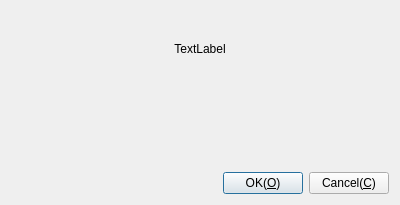
KangLin/RabbitRemoteControl, file Plugins/RabbitVNC/Client/DlgGetPasswordRabbitVNC.ui: the form before one commit.
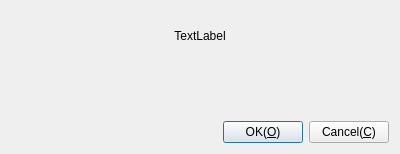
The form after the commit. Custom widgets are drawn as their Qt base class.

Patch:
```diff
--- a/Plugins/RabbitVNC/Client/DlgGetPasswordRabbitVNC.ui
+++ b/Plugins/RabbitVNC/Client/DlgGetPasswordRabbitVNC.ui
@@ -7,7 +7,7 @@
     <x>0</x>
     <y>0</y>
     <width>400</width>
-    <height>205</height>
+    <height>154</height>
    </rect>
   </property>
   <property name="windowTitle">
@@ -47,6 +47,9 @@
        <property name="text">
         <string>OK(&amp;O)</string>
        </property>
+       <property name="default">
+        <bool>true</bool>
+       </property>
       </widget>
      </item>
      <item>
```
